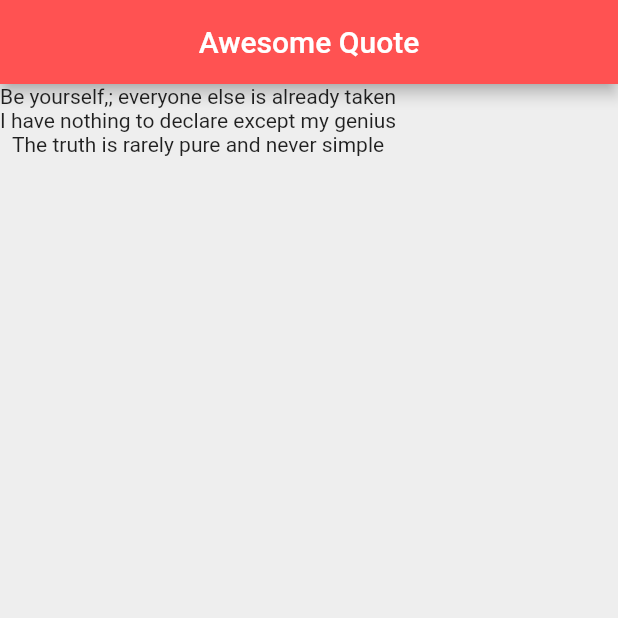
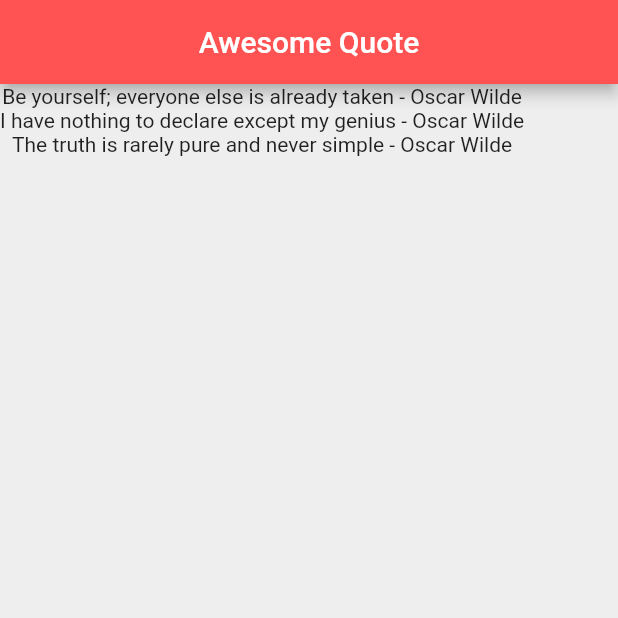
Before and after one commit to angkasa27/flutter-quotes-app, a Flutter app: the screen it shows after launch, on a phone screen of 412 x 824 dp, the top half of it. Run offline on Flutter 3.47's test engine with Material 2 defaults, Android fonts, the phone set to English and light mode, and no system bars.

Commit message:
Change to seprate class

```diff
--- a/lib/main.dart
+++ b/lib/main.dart
@@ -1,4 +1,5 @@
 import 'package:flutter/material.dart';
+import 'quote.dart';
 
 void main() => runApp(MaterialApp(
       home: QuotesList(),
@@ -12,10 +13,10 @@ class QuotesList extends StatefulWidget {
 }
 
 class _QuotesListState extends State<QuotesList> {
-  List<String> quotes = [
-    'Be yourself,; everyone else is already taken',
-    'I have nothing to declare except my genius',
-    'The truth is rarely pure and never simple',
+  List<Quote> quotes = [
+    Quote(author: 'Oscar Wilde', text: 'Be yourself; everyone else is already taken'),
+    Quote(author: 'Oscar Wilde', text: 'I have nothing to declare except my genius'),
+    Quote(author: 'Oscar Wilde', text: 'The truth is rarely pure and never simple')
   ];
 
   @override
@@ -28,7 +29,7 @@ class _QuotesListState extends State<QuotesList> {
         backgroundColor: Colors.redAccent,
       ),
       body: Column(
-        children: quotes.map((quote) => Text(quote)).toList(),
+        children: quotes.map((quote) => Text('${quote.text} - ${quote.author}')).toList(),
       ),
     );
   }
--- /dev/null
+++ b/lib/quote.dart
@@ -0,0 +1,10 @@
+class Quote {
+
+  String text = '', author = '';
+
+  // Quote(String text, String author){
+  //   this.text = text;
+  //   this.author = author;
+  // }
+  Quote({required this.text, required this.author});
+}
```
